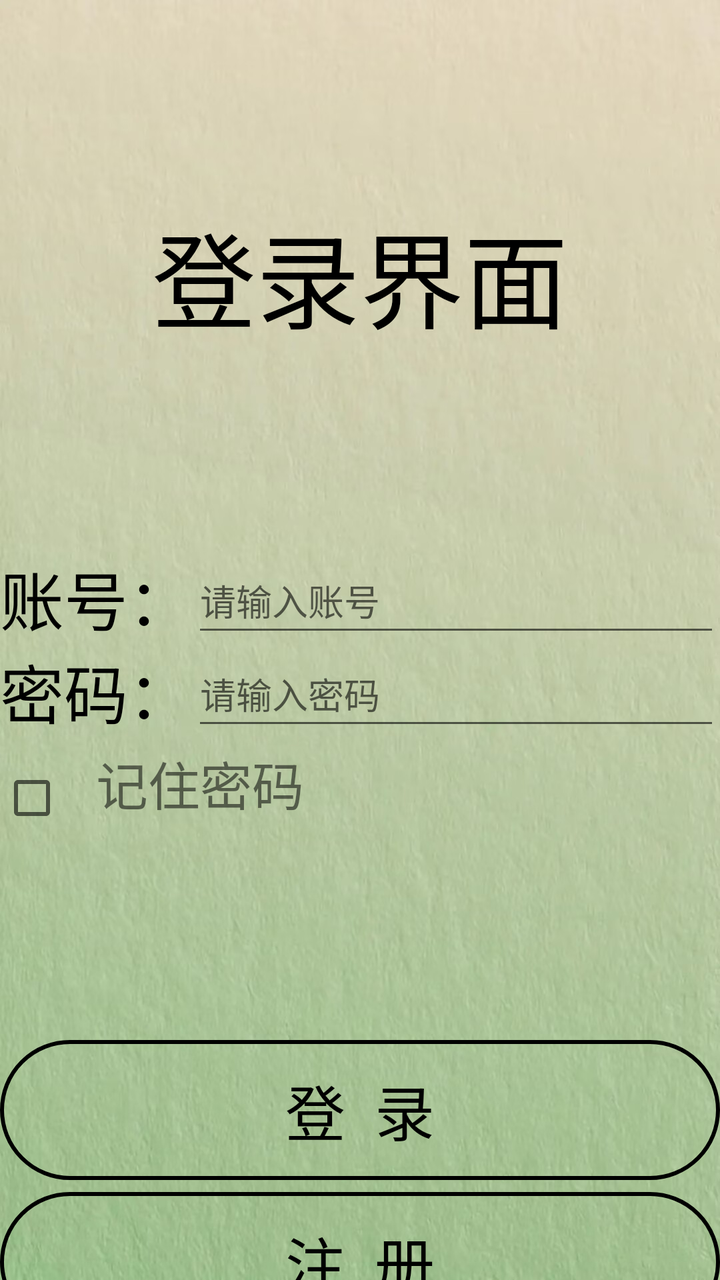
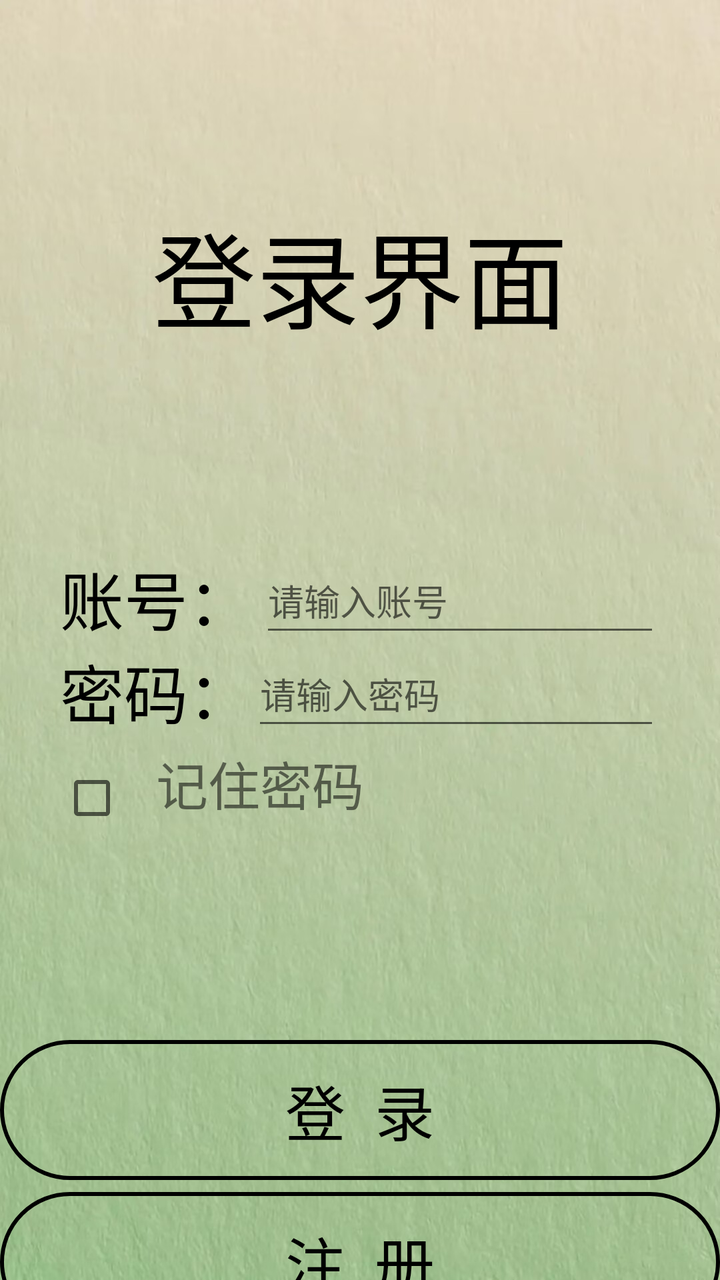

An Android layout rendered at two revisions. The XML below is the earlier revision; the diff shows what the commit changed to produce the second picture.
<!-- AndroidManifest.xml: application theme Theme.AppCompat.Light.NoActionBar -->
<!-- res/layout/activity_login.xml -->
<?xml version="1.0" encoding="utf-8"?>
<androidx.constraintlayout.widget.ConstraintLayout xmlns:android="http://schemas.android.com/apk/res/android"
    xmlns:app="http://schemas.android.com/apk/res-auto"
    xmlns:tools="http://schemas.android.com/tools"
    android:id="@+id/log"
    android:layout_width="match_parent"
    android:layout_height="match_parent"
    android:background="@drawable/photo2"
    tools:context=".LoginActivity">

    <TextView
        android:id="@+id/login"
            android:layout_width="match_parent"
            android:layout_height="wrap_content"
            android:layout_marginTop="100dp"
            android:gravity="center"
            android:text="登录界面"
            android:textColor="@color/black"
            android:textSize="52sp"
            app:layout_constraintEnd_toEndOf="parent"
            app:layout_constraintStart_toStartOf="parent"
            app:layout_constraintTop_toTopOf="parent"/>

    <TextView
            android:id="@+id/username"
            android:layout_width="wrap_content"
            android:layout_height="wrap_content"
            android:text="账号："
            android:layout_marginTop="100dp"
            android:textColor="@color/black"
            android:textSize="32sp"
            app:layout_constraintStart_toStartOf="parent"
            app:layout_constraintTop_toBottomOf="@id/login"
            app:layout_goneMarginStart="16dp"/>

    <EditText
            android:id="@+id/et_log_username"
            android:layout_width="0dp"
            android:layout_height="49dp"
            android:hint="请输入账号"
            android:inputType="textVisiblePassword"
            android:maxLength="12"
            app:layout_constraintStart_toEndOf="@id/username"
            app:layout_constraintEnd_toEndOf="parent"
            app:layout_constraintTop_toTopOf="@id/username"
            app:layout_constraintBottom_toBottomOf="@id/username"
            app:layout_goneMarginStart="8dp"
            app:layout_goneMarginEnd="16dp" />

    <TextView
            android:id="@+id/password"
            android:layout_width="wrap_content"
            android:layout_height="wrap_content"
            android:text="密码："
            android:textColor="@color/black"
            android:textSize="32sp"
            app:layout_constraintStart_toStartOf="@id/username"
            app:layout_constraintTop_toBottomOf="@id/username"/>


        <EditText
            android:id="@+id/et_log_password"
            android:layout_width="0dp"
            android:layout_height="49dp"
            android:hint="请输入密码"
            android:maxLength="16"
            android:inputType="textPassword"
            app:layout_constraintStart_toEndOf="@id/password"
            app:layout_constraintEnd_toEndOf="@id/et_log_username"
            app:layout_constraintTop_toTopOf="@id/password"
            app:layout_constraintBottom_toBottomOf="@id/password"/>


    <CheckBox
        android:id="@+id/remember_pass"
        android:layout_width="wrap_content"
        android:layout_height="wrap_content"
        android:minWidth="48dp"
        android:minHeight="48dp"
        android:layout_marginTop="6dp"
        app:layout_constraintBottom_toBottomOf="parent"
        app:layout_constraintEnd_toEndOf="parent"
        app:layout_constraintHorizontal_bias="0.0"
        app:layout_constraintStart_toStartOf="parent"
        app:layout_constraintTop_toBottomOf="@+id/password"
        app:layout_constraintVertical_bias="0.001" />

    <TextView
        android:layout_width="wrap_content"
        android:layout_height="wrap_content"
        android:text="记住密码"
        android:textSize="26sp"
        app:layout_constraintBottom_toBottomOf="parent"
        app:layout_constraintEnd_toEndOf="parent"
        app:layout_constraintHorizontal_bias="0.0"
        app:layout_constraintStart_toEndOf="@+id/remember_pass"
        app:layout_constraintTop_toBottomOf="@+id/password"
        app:layout_constraintVertical_bias="0.017" />

    <Button
        android:id="@+id/btn_login"
        android:layout_width="360dp"
        android:layout_height="70dp"
        android:layout_gravity="center_horizontal"
        android:layout_marginTop="150dp"
        android:stateListAnimator="@null"
        android:text="登  录"
        android:textSize="30sp"
        android:textColor="@color/black"
        android:background="@drawable/btn_transparent_border"
        app:layout_constraintStart_toStartOf="parent"
        app:layout_constraintEnd_toEndOf="parent"
        app:layout_constraintTop_toBottomOf="@id/et_log_password"/>

    <Button
        android:id="@+id/btn_register"
        android:layout_width="360dp"
        android:layout_height="70dp"
        android:layout_marginTop="6dp"
        android:layout_gravity="center_horizontal"
        android:stateListAnimator="@null"
        android:text="注  册"
        android:textSize="30sp"
        android:textColor="@color/black"
        android:background="@drawable/btn_transparent_border"
        app:layout_constraintStart_toStartOf="@id/btn_login"
        app:layout_constraintEnd_toEndOf="@id/btn_login"
        app:layout_constraintTop_toBottomOf="@id/btn_login"/>

</androidx.constraintlayout.widget.ConstraintLayout>
<!-- resources referenced by this layout -->
<resources>
  <color name="black">#FF000000</color>
  <!-- drawable btn_transparent_border (drawable) -->
  <?xml version="1.0" encoding="utf-8"?>
  <shape xmlns:android="http://schemas.android.com/apk/res/android"
      android:shape="rectangle">
      <solid android:color="@android:color/transparent"/>
      <stroke
          android:width="2dp"
          android:color="#000000"/>
          <corners android:radius="200dp"/>
  </shape>
  <!-- drawable photo2: jpg bitmap (drawable, 180874 bytes) -->
</resources>

<!-- the commit's change to res/layout/activity_login.xml (unified diff, before → after) -->
@@ -23,8 +23,9 @@
 
     <TextView
             android:id="@+id/username"
-            android:layout_width="wrap_content"
+            android:layout_width="100dp"
             android:layout_height="wrap_content"
+            android:layout_marginStart="30dp"
             android:text="账号："
             android:layout_marginTop="100dp"
             android:textColor="@color/black"
@@ -37,6 +38,7 @@
             android:id="@+id/et_log_username"
             android:layout_width="0dp"
             android:layout_height="49dp"
+            android:layout_marginEnd="30dp"
             android:hint="请输入账号"
             android:inputType="textVisiblePassword"
             android:maxLength="12"
@@ -78,6 +80,7 @@
         android:minWidth="48dp"
         android:minHeight="48dp"
         android:layout_marginTop="6dp"
+        android:layout_marginStart="30dp"
         app:layout_constraintBottom_toBottomOf="parent"
         app:layout_constraintEnd_toEndOf="parent"
         app:layout_constraintHorizontal_bias="0.0"
